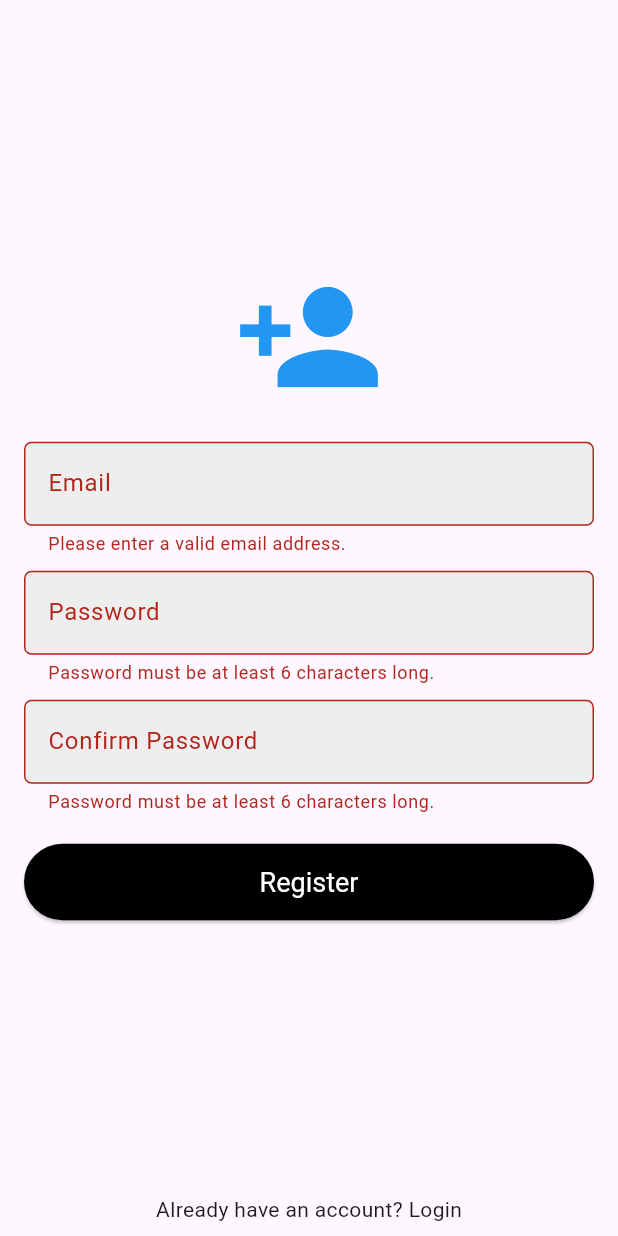
After one commit to Nurmich/mozz_test, a Flutter app: the screen it shows after launch, after a tap on "Login", after a tap on "Don't have an account?", after a tap on "Register", on a phone screen of 412 x 824 dp. The commit adds this screen. Run offline on Flutter 3.47's test engine with Material 3 defaults, Android fonts, the phone set to English and light mode, and no system bars; our stand-ins replace firebase_auth, firebase_core; accounts and stored records are empty.

Commit message:
login and register added

```diff
--- a/lib/main.dart
+++ b/lib/main.dart
@@ -1,8 +1,11 @@
 import 'package:flutter/material.dart';
 import 'package:firebase_core/firebase_core.dart';
+import 'package:firebase_auth/firebase_auth.dart';
 import 'package:provider/provider.dart';
-import './screens/chats_screen.dart';
-import './providers/chat_provider.dart';
+import 'providers/chat_provider.dart';
+import 'routes.dart';
+import 'screens/chats_screen.dart';
+import 'screens/login_screen.dart';
 
 void main() async {
   WidgetsFlutterBinding.ensureInitialized();
@@ -22,7 +25,19 @@ class MyApp extends StatelessWidget {
         theme: ThemeData(
           primarySwatch: Colors.blue,
         ),
-        home: ChatsScreen(),
+        home: StreamBuilder<User?>(
+          stream: FirebaseAuth.instance.authStateChanges(),
+          builder: (ctx, userSnapshot) {
+            if (userSnapshot.connectionState == ConnectionState.waiting) {
+              return Scaffold(body: Center(child: CircularProgressIndicator()));
+            }
+            if (userSnapshot.hasData) {
+              return ChatsScreen();
+            }
+            return LoginScreen();
+          },
+        ),
+        routes: AppRoutes.getRoutes(context),
       ),
     );
   }
--- /dev/null
+++ b/lib/routes.dart
@@ -0,0 +1,18 @@
+import 'package:flutter/material.dart';
+import 'screens/chats_screen.dart';
+import 'screens/login_screen.dart';
+import 'screens/register_screen.dart';
+
+class AppRoutes {
+  static final String login = LoginScreen.routeName;
+  static final String register = RegisterScreen.routeName;
+  static final String chats = ChatsScreen.routeName;
+
+  static Map<String, WidgetBuilder> getRoutes(BuildContext context) {
+    return {
+      login: (ctx) => LoginScreen(),
+      register: (ctx) => RegisterScreen(),
+      chats: (ctx) => ChatsScreen(),
+    };
+  }
+}
--- a/lib/screens/chats_screen.dart
+++ b/lib/screens/chats_screen.dart
@@ -1,9 +1,12 @@
 import 'package:flutter/material.dart';
 import 'package:provider/provider.dart';
+import 'package:firebase_auth/firebase_auth.dart';
 import '../providers/chat_provider.dart';
 import '../widgets/chat_item.dart';
 
 class ChatsScreen extends StatelessWidget {
+  static const routeName = '/chats';
+
   @override
   Widget build(BuildContext context) {
     final chatProvider = Provider.of<ChatProvider>(context);
@@ -12,6 +15,14 @@ class ChatsScreen extends StatelessWidget {
     return Scaffold(
       appBar: AppBar(
         title: Text('Чаты'),
+        actions: [
+          IconButton(
+            icon: Icon(Icons.exit_to_app),
+            onPressed: () {
+              FirebaseAuth.instance.signOut();
+            },
+          ),
+        ],
       ),
       body: ListView.builder(
         itemCount: chats.length,
--- /dev/null
+++ b/lib/screens/login_screen.dart
@@ -0,0 +1,50 @@
+import 'package:flutter/material.dart';
+import '../widgets/auth_form.dart';
+import 'register_screen.dart';
+
+class LoginScreen extends StatelessWidget {
+  static const routeName = '/login';
+
+  @override
+  Widget build(BuildContext context) {
+    return Scaffold(
+      body: Center(
+        child: Padding(
+          padding: const EdgeInsets.all(16.0),
+          child: Column(
+            mainAxisAlignment: MainAxisAlignment.center,
+            children: [
+              Icon(
+                Icons.message,
+                size: 100,
+                color: Colors.blue,
+              ),
+              SizedBox(height: 20),
+              AuthForm(isLogin: true),
+            ],
+          ),
+        ),
+      ),
+      bottomNavigationBar: Padding(
+        padding: EdgeInsets.all(8.0),
+        child: GestureDetector(
+          onTap: () {
+            Navigator.of(context)
+                .pushReplacementNamed(RegisterScreen.routeName);
+          },
+          child: const Row(
+            crossAxisAlignment: CrossAxisAlignment.start,
+            mainAxisAlignment: MainAxisAlignment.center,
+            children: [
+              Text(
+                "Don't have an account?",
+                style: TextStyle(),
+              ),
+              Text(' Register'),
+            ],
+          ),
+        ),
+      ),
+    );
+  }
+}
--- /dev/null
+++ b/lib/screens/register_screen.dart
@@ -0,0 +1,49 @@
+import 'package:flutter/material.dart';
+import '../widgets/auth_form.dart';
+import 'login_screen.dart';
+
+class RegisterScreen extends StatelessWidget {
+  static const routeName = '/register';
+
+  @override
+  Widget build(BuildContext context) {
+    return Scaffold(
+      body: Center(
+        child: Padding(
+          padding: const EdgeInsets.all(16.0),
+          child: Column(
+            mainAxisAlignment: MainAxisAlignment.center,
+            children: [
+              Icon(
+                Icons.person_add,
+                size: 100,
+                color: Colors.blue,
+              ),
+              SizedBox(height: 20),
+              AuthForm(isLogin: false),
+            ],
+          ),
+        ),
+      ),
+      bottomNavigationBar: Padding(
+        padding: EdgeInsets.all(8.0),
+        child: GestureDetector(
+          onTap: () {
+            Navigator.of(context).pushReplacementNamed(LoginScreen.routeName);
+          },
+          child: const Row(
+            crossAxisAlignment: CrossAxisAlignment.start,
+            mainAxisAlignment: MainAxisAlignment.center,
+            children: [
+              Text(
+                "Already have an account?",
+                style: TextStyle(),
+              ),
+              Text(' Login'),
+            ],
+          ),
+        ),
+      ),
+    );
+  }
+}
--- /dev/null
+++ b/lib/widgets/auth_form.dart
@@ -0,0 +1,148 @@
+import 'package:flutter/material.dart';
+import 'package:firebase_auth/firebase_auth.dart';
+import '../screens/chats_screen.dart';
+
+class AuthForm extends StatefulWidget {
+  final bool isLogin;
+
+  AuthForm({required this.isLogin});
+
+  @override
+  _AuthFormState createState() => _AuthFormState();
+}
+
+class _AuthFormState extends State<AuthForm> {
+  final _formKey = GlobalKey<FormState>();
+  final _emailController = TextEditingController();
+  final _passwordController = TextEditingController();
+  final _confirmPasswordController = TextEditingController();
+  var _isLoading = false;
+
+  void _submit() async {
+    if (!_formKey.currentState!.validate()) {
+      return;
+    }
+    if (!widget.isLogin &&
+        _passwordController.text != _confirmPasswordController.text) {
+      // Show error message if passwords don't match
+      ScaffoldMessenger.of(context).showSnackBar(
+        SnackBar(content: Text('Passwords do not match!')),
+      );
+      return;
+    }
+    setState(() {
+      _isLoading = true;
+    });
+
+    try {
+      if (widget.isLogin) {
+        await FirebaseAuth.instance.signInWithEmailAndPassword(
+          email: _emailController.text.trim(),
+          password: _passwordController.text.trim(),
+        );
+      } else {
+        await FirebaseAuth.instance.createUserWithEmailAndPassword(
+          email: _emailController.text.trim(),
+          password: _passwordController.text.trim(),
+        );
+      }
+      Navigator.of(context).pushReplacementNamed(ChatsScreen.routeName);
+    } catch (error) {
+      ScaffoldMessenger.of(context).showSnackBar(
+        SnackBar(content: Text('Authentication failed!')),
+      );
+    }
+
+    setState(() {
+      _isLoading = false;
+    });
+  }
+
+  @override
+  Widget build(BuildContext context) {
+    return Form(
+      key: _formKey,
+      child: Column(
+        mainAxisSize: MainAxisSize.min,
+        children: [
+          TextFormField(
+            controller: _emailController,
+            decoration: InputDecoration(
+              labelText: 'Email',
+              filled: true,
+              fillColor: Colors.grey[200],
+              border: OutlineInputBorder(
+                borderRadius: BorderRadius.circular(5),
+              ),
+            ),
+            keyboardType: TextInputType.emailAddress,
+            validator: (value) {
+              if (value == null || !value.contains('@')) {
+                return 'Please enter a valid email address.';
+              }
+              return null;
+            },
+          ),
+          SizedBox(height: 10),
+          TextFormField(
+            controller: _passwordController,
+            decoration: InputDecoration(
+              labelText: 'Password',
+              filled: true,
+              fillColor: Colors.grey[200],
+              border: OutlineInputBorder(
+                borderRadius: BorderRadius.circular(5),
+              ),
+            ),
+            obscureText: true,
+            validator: (value) {
+              if (value == null || value.length < 6) {
+                return 'Password must be at least 6 characters long.';
+              }
+              return null;
+            },
+          ),
+          if (!widget.isLogin) SizedBox(height: 10),
+          if (!widget.isLogin)
+            TextFormField(
+              controller: _confirmPasswordController,
+              decoration: InputDecoration(
+                labelText: 'Confirm Password',
+                filled: true,
+                fillColor: Colors.grey[200],
+                border: OutlineInputBorder(
+                  borderRadius: BorderRadius.circular(5),
+                ),
+              ),
+              obscureText: true,
+              validator: (value) {
+                if (value == null || value.length < 6) {
+                  return 'Password must be at least 6 characters long.';
+                }
+                return null;
+              },
+            ),
+          SizedBox(height: 20),
+          if (_isLoading)
+            CircularProgressIndicator()
+          else
+            SizedBox(
+              width: double.infinity, // Make the button take the full width
+              child: ElevatedButton(
+                child: Text(widget.isLogin ? 'Login' : 'Register'),
+                style: ElevatedButton.styleFrom(
+                  foregroundColor: Colors.white,
+                  backgroundColor: Colors.black, // Text color
+                  padding: EdgeInsets.symmetric(horizontal: 30, vertical: 15),
+                  textStyle: TextStyle(
+                    fontSize: 18,
+                  ),
+                ),
+                onPressed: _submit,
+              ),
+            ),
+        ],
+      ),
+    );
+  }
+}
```
